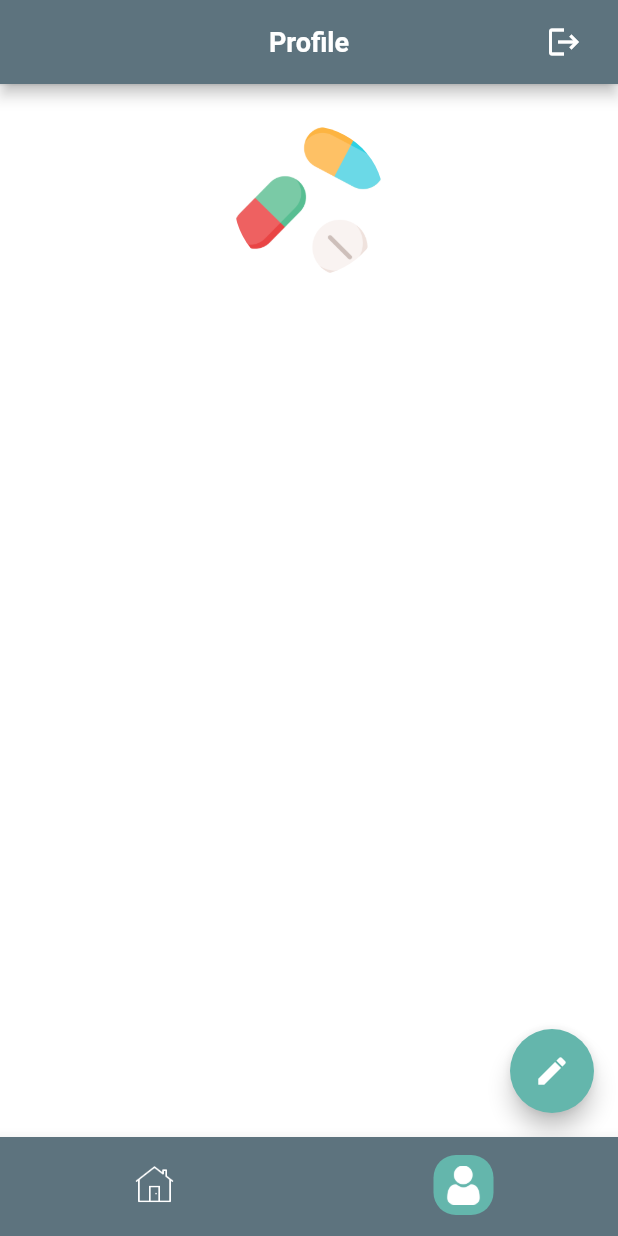
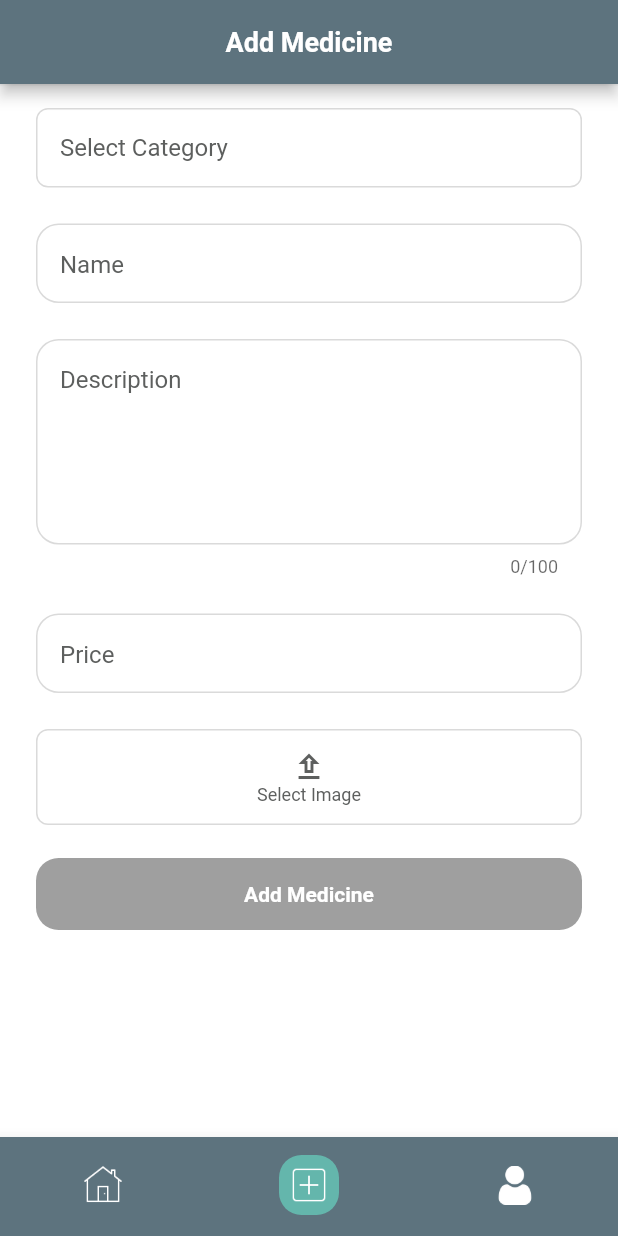
Before and after one commit to RafidKhan/medihelp_admin, a Flutter app: the BottomNavScreen screen opened directly, item 2 of the bottom bar chosen, on a phone screen of 412 x 824 dp. Run offline on Flutter 3.47's test engine with Material 2 defaults, Android fonts, the phone set to English and light mode, and no system bars; drawn by our look-alikes of cached_network_image; our stand-ins replace cloud_firestore, firebase_auth, firebase_core, firebase_storage, flutter_spinkit, get and 3 more; accounts and stored records are empty; network calls fail.

Commit message:
module: add medicine to store complete

```diff
--- /dev/null
+++ b/lib/components/selectable_textfield.dart
@@ -0,0 +1,62 @@
+import 'package:flutter/material.dart';
+import 'package:medihelp_admin/components/text_component.dart';
+import 'package:medihelp_admin/utils/styles.dart';
+
+class SelectableTextField extends StatelessWidget {
+  String? text;
+  String hintText;
+  Widget? prefix;
+  Widget? suffix;
+  EdgeInsets? margin;
+  EdgeInsets? padding;
+  VoidCallback? onTap;
+
+  SelectableTextField({
+    Key? key,
+    this.text,
+    required this.hintText,
+    this.suffix,
+    this.prefix,
+    this.onTap,
+    this.margin = EdgeInsets.zero,
+    this.padding = EdgeInsets.zero,
+  }) : super(key: key);
+
+  @override
+  Widget build(BuildContext context) {
+    return InkWell(
+      onTap: onTap,
+      child: Container(
+        margin: margin,
+        padding: padding ??
+            const EdgeInsets.symmetric(
+              horizontal: float16,
+              vertical: float10,
+            ),
+        decoration: BoxDecoration(
+            borderRadius: BorderRadius.circular(8),
+            border: Border.all(
+              color: kTextFieldBorder,
+            )),
+        child: Center(
+          child: Row(
+            children: [
+              prefix ?? const SizedBox(),
+              TextComponent(
+                text ?? hintText,
+                padding: const EdgeInsets.symmetric(
+                  horizontal: float10,
+                ),
+                fontSize: fontSize16,
+                fontWeight: text != null ? fontWeight600 : fontWeight400,
+                color: text != null ? kBlackColor : kFadedTextColor,
+              ),
+              const Spacer(),
+              suffix ?? const SizedBox(),
+            ],
+          ),
+        ),
+      ),
+    );
+  }
+}
--- a/lib/models/medicine_model.dart
+++ b/lib/models/medicine_model.dart
@@ -1,11 +1,11 @@
 class MedicineModel {
-  final String? image;
-  final String? categoryId;
-  final String? name;
-  final String? id;
-  final String? category;
-  final String? price;
-  final String? description;
+  String? image;
+  String? categoryId;
+  String? name;
+  String? id;
+  String? category;
+  String? price;
+  String? description;
 
   MedicineModel({
     this.image,
--- /dev/null
+++ b/lib/modules/add_medicine/controller/add_medicine_controller.dart
@@ -0,0 +1,81 @@
+import 'dart:io';
+import 'package:cloud_firestore/cloud_firestore.dart';
+import 'package:get/get.dart';
+import 'package:medihelp_admin/models/category_model.dart';
+import 'package:medihelp_admin/models/medicine_model.dart';
+import 'package:medihelp_admin/utils/common_methods.dart';
+import 'package:medihelp_admin/utils/firebase_constants.dart';
+import 'package:firebase_storage/firebase_storage.dart';
+
+class AddMedicineController extends GetxController {
+  MedicineModel medicineModel = MedicineModel();
+  String medicineImagePath = "";
+
+  List<CategoryModel> listCategories = <CategoryModel>[];
+
+  Future<void> fetchCategories() async {
+    listCategories = [];
+    try {
+      await FirebaseFirestore.instance
+          .collection(TableCategory.collectionName)
+          .get()
+          .then((value) {
+        for (int i = 0; i < value.docs.length; i++) {
+          listCategories.add(CategoryModel.fromJson(value.docs[i].data()));
+        }
+      });
+      update();
+    } catch (e) {
+      snackBarWidget(title: "Error Loading Categories", subTitle: "");
+    }
+  }
+
+  Future<void> addMedicine() async {
+    try {
+      showLoaderAlert();
+      final medicineId = FirebaseFirestore.instance
+          .collection(TableMedicines.collectionName)
+          .doc()
+          .id;
+
+      File medicineImageFile = File(medicineImagePath);
+      await FirebaseStorage.instance
+          .ref()
+          .child("${StoragePath.MEDICINE_IMAGE}${medicineId}.jpg")
+          .putFile(medicineImageFile);
+      medicineModel.id = medicineId;
+      medicineModel.image = await getMedicineImageUrl(medicineId: medicineId);
+
+      await FirebaseFirestore.instance
+          .collection(TableMedicines.collectionName)
+          .doc(medicineId)
+          .set(medicineModel.toJson());
+
+      medicineModel = MedicineModel();
+      medicineImagePath = "";
+      update();
+      Get.back();
+      snackBarWidget(title: "Medicine has been addded", subTitle: "");
+    } catch (e) {
+      Get.back();
+      snackBarWidget(title: "Something went wrong", subTitle: "");
+    }
+  }
+
+  bool buttonStatus() {
+    if (medicineImagePath.trim().isNotEmpty &&
+        medicineModel.categoryId != null &&
+        medicineModel.name != null &&
+        medicineModel.category != null &&
+        medicineModel.price != null &&
+        medicineModel.description != null) {
+      if (medicineModel.price!.isNum && !medicineModel.price!.startsWith("0")) {
+        return true;
+      } else {
+        return false;
+      }
+    } else {
+      return false;
+    }
+  }
+}
--- /dev/null
+++ b/lib/modules/add_medicine/view/add_medicine.dart
@@ -0,0 +1,77 @@
+import 'package:flutter/material.dart';
+import 'package:get/get.dart';
+import 'package:medihelp_admin/base/base_state.dart';
+import 'package:medihelp_admin/components/app_bar_widget.dart';
+import 'package:medihelp_admin/components/common_button.dart';
+import 'package:medihelp_admin/components/default_scaffold.dart';
+import 'package:medihelp_admin/models/medicine_model.dart';
+import 'package:medihelp_admin/modules/add_medicine/controller/add_medicine_controller.dart';
+import 'package:medihelp_admin/modules/add_medicine/view/medicine_description.dart';
+import 'package:medihelp_admin/modules/add_medicine/view/medicine_image.dart';
+import 'package:medihelp_admin/modules/add_medicine/view/medicine_name.dart';
+import 'package:medihelp_admin/modules/add_medicine/view/medicine_price.dart';
+import 'package:medihelp_admin/modules/add_medicine/view/select_category.dart';
+import 'package:medihelp_admin/utils/common_methods.dart';
+import 'package:medihelp_admin/utils/styles.dart';
+
+class AddMedicine extends StatefulWidget {
+  const AddMedicine({Key? key}) : super(key: key);
+
+  @override
+  State<AddMedicine> createState() => _AddMedicineState();
+}
+
+class _AddMedicineState extends BaseState<AddMedicine> {
+  final addMedicineController = Get.put(AddMedicineController());
+
+  @override
+  void initState() {
+    // TODO: implement initState
+    addMedicineController.fetchCategories();
+    super.initState();
+  }
+
+  @override
+  void dispose() {
+    // TODO: implement dispose
+    addMedicineController.medicineModel = MedicineModel();
+    super.dispose();
+  }
+
+  @override
+  Widget build(BuildContext context) {
+    return GetBuilder<AddMedicineController>(builder: (controller) {
+      return DefaultScaffold(
+        appBar: const AppbarWidget(
+          title: "Add Medicine",
+          hideBackButton: true,
+        ),
+        body: SingleChildScrollView(
+          physics: bouncingPhysics,
+          child: Column(
+            children: [
+              const SelectCategory(),
+              const MedicineName(),
+              const MedicineDescription(),
+              const MedicinePrice(),
+              const MedicineImage(),
+              CommonButton(
+                btnText: "Add Medicine",
+                isEnabled: controller.buttonStatus(),
+                //isEnabled: true,
+                margin: const EdgeInsets.symmetric(
+                  horizontal: horizontalMargin,
+                  vertical: float10,
+                ),
+                onTap: () {
+                  closeSoftKeyBoard();
+                  controller.addMedicine();
+                },
+              ),
+            ],
+          ),
+        ),
+      );
+    });
+  }
+}
--- /dev/null
+++ b/lib/modules/add_medicine/view/medicine_description.dart
@@ -0,0 +1,28 @@
+import 'package:flutter/material.dart';
+import 'package:get/get.dart';
+import 'package:medihelp_admin/components/text_field_component.dart';
+import 'package:medihelp_admin/modules/add_medicine/controller/add_medicine_controller.dart';
+import 'package:medihelp_admin/utils/styles.dart';
+
+class MedicineDescription extends StatelessWidget {
+  const MedicineDescription({Key? key}) : super(key: key);
+
+  @override
+  Widget build(BuildContext context) {
+    return GetBuilder<AddMedicineController>(builder: (controller) {
+      return TextFieldComponent(
+        hintText: "Description",
+        maxLines: 5,
+        maxLength: 100,
+        margin: const EdgeInsets.symmetric(
+          horizontal: horizontalMargin,
+          vertical: float12,
+        ),
+        onChanged: (value) {
+          controller.medicineModel.description = value;
+          controller.update();
+        },
+      );
+    });
+  }
+}
--- /dev/null
+++ b/lib/modules/add_medicine/view/medicine_image.dart
@@ -0,0 +1,108 @@
+import 'dart:io';
+import 'package:flutter/material.dart';
+import 'package:get/get.dart';
+import 'package:medihelp_admin/components/adatptive_button.dart';
+import 'package:medihelp_admin/components/text_component.dart';
+import 'package:medihelp_admin/gen/assets.gen.dart';
+import 'package:medihelp_admin/modules/add_medicine/controller/add_medicine_controller.dart';
+import 'package:medihelp_admin/utils/common_methods.dart';
+import 'package:medihelp_admin/utils/styles.dart';
+
+class MedicineImage extends StatelessWidget {
+  const MedicineImage({Key? key}) : super(key: key);
+
+  @override
+  Widget build(BuildContext context) {
+    return GetBuilder<AddMedicineController>(builder: (controller) {
+      return Column(
+        children: [
+          controller.medicineImagePath.trim().isNotEmpty
+              ? ClipRRect(
+                  borderRadius: BorderRadius.circular(40.0),
+                  child: FadeInImage(
+                    height: 80,
+                    width: 80,
+                    fit: BoxFit.cover,
+                    placeholder: AssetImage(Assets.images.transparentBg.path),
+                    image: FileImage(
+                      File(controller.medicineImagePath),
+                    ),
+                  ),
+                )
+              : const SizedBox(),
+          InkWell(
+            onTap: () async {
+              closeSoftKeyBoard();
+              final bool? isGallery = await Get.dialog(AlertDialog(
+                content: Column(
+                  mainAxisSize: MainAxisSize.min,
+                  children: [
+                    const TextComponent(
+                      "Select one",
+                      fontSize: fontSize16,
+                      fontWeight: fontWeight400,
+                      padding: EdgeInsets.symmetric(
+                        horizontal: horizontalMargin,
+                        vertical: float10,
+                      ),
+                    ),
+                    AdaptiveButton(
+                        btnText: 'Gallery',
+                        onTap: () {
+                          Get.back(result: true);
+                        }),
+                    const SizedBox(
+                      height: 20,
+                    ),
+                    AdaptiveButton(
+                        btnText: 'Camera',
+                        onTap: () {
+                          Get.back(result: false);
+                        }),
+                  ],
+                ),
+              ));
+              if (isGallery != null) {
+                final String path = await cameraOrGalleryImage(isGallery);
+                if (path.isNotEmpty) {
+                  controller.medicineImagePath = path;
+                  controller.update();
+                }
+              }
+            },
+            child: Container(
+              padding: const EdgeInsets.symmetric(
+                vertical: float12,
+                horizontal: horizontalMargin,
+              ),
+              margin: const EdgeInsets.symmetric(
+                vertical: float12,
+                horizontal: horizontalMargin,
+              ),
+              decoration: BoxDecoration(
+                borderRadius: BorderRadius.circular(8),
+                border: Border.all(
+                  color: kTextFieldBorder,
+                ),
+              ),
+              child: Center(
+                child: Column(
+                  children: const [
+                    Icon(
+                      Icons.upload_outlined,
+                      color: kFadedTextColor,
+                    ),
+                    TextComponent(
+                      "Select Image",
+                      color: kFadedTextColor,
+                    ),
+                  ],
+                ),
+              ),
+            ),
+          )
+        ],
+      );
+    });
+  }
+}
--- /dev/null
+++ b/lib/modules/add_medicine/view/medicine_name.dart
@@ -0,0 +1,26 @@
+import 'package:flutter/material.dart';
+import 'package:get/get.dart';
+import 'package:medihelp_admin/components/text_field_component.dart';
+import 'package:medihelp_admin/modules/add_medicine/controller/add_medicine_controller.dart';
+import 'package:medihelp_admin/utils/styles.dart';
+
+class MedicineName extends StatelessWidget {
+  const MedicineName({Key? key}) : super(key: key);
+
+  @override
+  Widget build(BuildContext context) {
+    return GetBuilder<AddMedicineController>(builder: (controller) {
+      return TextFieldComponent(
+        hintText: "Name",
+        margin: const EdgeInsets.symmetric(
+          horizontal: horizontalMargin,
+          vertical: float12,
+        ),
+        onChanged: (value) {
+          controller.medicineModel.name = value;
+          controller.update();
+        },
+      );
+    });
+  }
+}
--- /dev/null
+++ b/lib/modules/add_medicine/view/medicine_price.dart
@@ -0,0 +1,39 @@
+import 'package:flutter/material.dart';
+import 'package:get/get.dart';
+import 'package:medihelp_admin/components/text_field_component.dart';
+import 'package:medihelp_admin/modules/add_medicine/controller/add_medicine_controller.dart';
+import 'package:medihelp_admin/utils/styles.dart';
+
+class MedicinePrice extends StatelessWidget {
+  const MedicinePrice({Key? key}) : super(key: key);
+
+  @override
+  Widget build(BuildContext context) {
+    return GetBuilder<AddMedicineController>(builder: (controller) {
+      return TextFieldComponent(
+        hintText: "Price",
+        keyboardType: TextInputType.number,
+        margin: const EdgeInsets.symmetric(
+          horizontal: horizontalMargin,
+          vertical: float12,
+        ),
+        validator: (value) {
+          if (value != null) {
+            if (value.trim().isEmpty) {
+              return "Price is required";
+            }
+            if (value.trim().isNum && value.trim().startsWith("0")) {
+              return "Please enter a valid price";
+            }
+          }
+
+          return null;
+        },
+        onChanged: (value) {
+          controller.medicineModel.price = value;
+          controller.update();
+        },
+      );
+    });
+  }
+}
--- /dev/null
+++ b/lib/modules/add_medicine/view/select_category.dart
@@ -0,0 +1,73 @@
+import 'package:flutter/material.dart';
+import 'package:get/get.dart';
+import 'package:medihelp_admin/components/bottom_sheet_component.dart';
+import 'package:medihelp_admin/components/selectable_textfield.dart';
+import 'package:medihelp_admin/components/text_component.dart';
+import 'package:medihelp_admin/modules/add_medicine/controller/add_medicine_controller.dart';
+import 'package:medihelp_admin/utils/styles.dart';
+
+class SelectCategory extends StatelessWidget {
+  const SelectCategory({Key? key}) : super(key: key);
+
+  @override
+  Widget build(BuildContext context) {
+    return GetBuilder<AddMedicineController>(builder: (controller) {
+      return SelectableTextField(
+        text: controller.medicineModel.category,
+        padding: const EdgeInsets.symmetric(
+          horizontal: float5,
+          vertical: float16,
+        ),
+        margin: const EdgeInsets.symmetric(
+          horizontal: horizontalMargin,
+          vertical: float12,
+        ),
+        hintText: "Select Category",
+        onTap: () {
+          showModalBottomSheet(
+            context: context,
+            backgroundColor: Colors.transparent,
+            builder: (BuildContext context) {
+              return BottomSheetComponent(
+                title: "Select Category",
+                listChildren: Expanded(
+                  child: ListView.separated(
+                      itemCount: controller.listCategories.length,
+                      physics: const BouncingScrollPhysics(),
+                      itemBuilder: (context, index) {
+                        var element = controller.listCategories[index];
+                        return InkWell(
+                          onTap: () {
+                            controller.medicineModel.category =
+                                element.name ?? "";
+                            controller.medicineModel.categoryId =
+                                element.id ?? "";
+                            Get.back();
+                            controller.update();
+                          },
+                          child: SizedBox(
+                            width: MediaQuery.of(context).size.width,
+                            child: TextComponent(
+                              element.name ?? "",
+                              textAlign: TextAlign.start,
+                              fontSize: fontSize16,
+                              padding: const EdgeInsets.symmetric(
+                                horizontal: horizontalMargin,
+                                vertical: float10,
+                              ),
+                            ),
+                          ),
+                        );
+                      },
+                      separatorBuilder: (context, index) {
+                        return const Divider();
+                      }),
+                ),
+              );
+            },
+          );
+        },
+      );
+    });
+  }
+}
--- a/lib/modules/bottom_nav_page/controller/bottom_nav_controller.dart
+++ b/lib/modules/bottom_nav_page/controller/bottom_nav_controller.dart
@@ -1,10 +1,13 @@
 import 'package:get/get.dart';
+import 'package:medihelp_admin/modules/add_medicine/view/add_medicine.dart';
 import 'package:medihelp_admin/modules/dashboard/view/dashboard_view.dart';
 import 'package:medihelp_admin/modules/profile/view/profile_view.dart';
+
 class BottomNavController extends GetxController {
   int tabIndex = 0;
   final tabs = [
     const DashboardView(),
+    const AddMedicine(),
     const ProfileView(),
   ];
 }
--- a/lib/modules/bottom_nav_page/view/bottom_nav_page.dart
+++ b/lib/modules/bottom_nav_page/view/bottom_nav_page.dart
@@ -26,6 +26,7 @@ class _BottomNavScreenState extends State<BottomNavScreen> {
             type: BottomNavigationBarType.fixed,
             items: [
               bottomNavItem(asset: Assets.icons.iconHome.path),
+              bottomNavItem(asset: Assets.icons.iconAdd.path),
               bottomNavItem(asset: Assets.icons.user.path),
             ],
             backgroundColor: kPrimaryColor,
--- a/lib/utils/firebase_constants.dart
+++ b/lib/utils/firebase_constants.dart
@@ -23,11 +23,11 @@ class TableOrders {
 }
 
 class StoragePath {
-  static String AVATAR_SMALL_THUMBNAIL = "250x250";
-
   //static String USER_PROFILE_IMAGE_PATH = 'profile_image/';
 
   static String USER_PROFILE_ADMIN = 'admin/';
+
+  static String MEDICINE_IMAGE = 'medicines/';
 }
 
 class OrderStatus {
--- a/lib/utils/styles.dart
+++ b/lib/utils/styles.dart
@@ -15,6 +15,7 @@ const kTextFieldBorder = Color(0xffDADADA);
 const defaultPageTransition = Transition.fadeIn;
 
 const double float5 = 5.0;
+const double float8 = 8.0;
 const double float10 = 10.0;
 const double float12 = 12.0;
 const double float16 = 16.0;
```
Also changed, not shown: lib/components/bottom_sheet_component.dart (added, +48 -0 lines), lib/gen/assets.gen.dart (+3 -8 lines), lib/modules/authentication/controller/auth_controller.dart (+12 -18 lines), lib/utils/common_methods.dart (+17 -0 lines), assets/icons/icon_add.png (added), assets/icons/icon_cart.png (deleted), assets/icons/icon_history.png (deleted), 1 other file.
